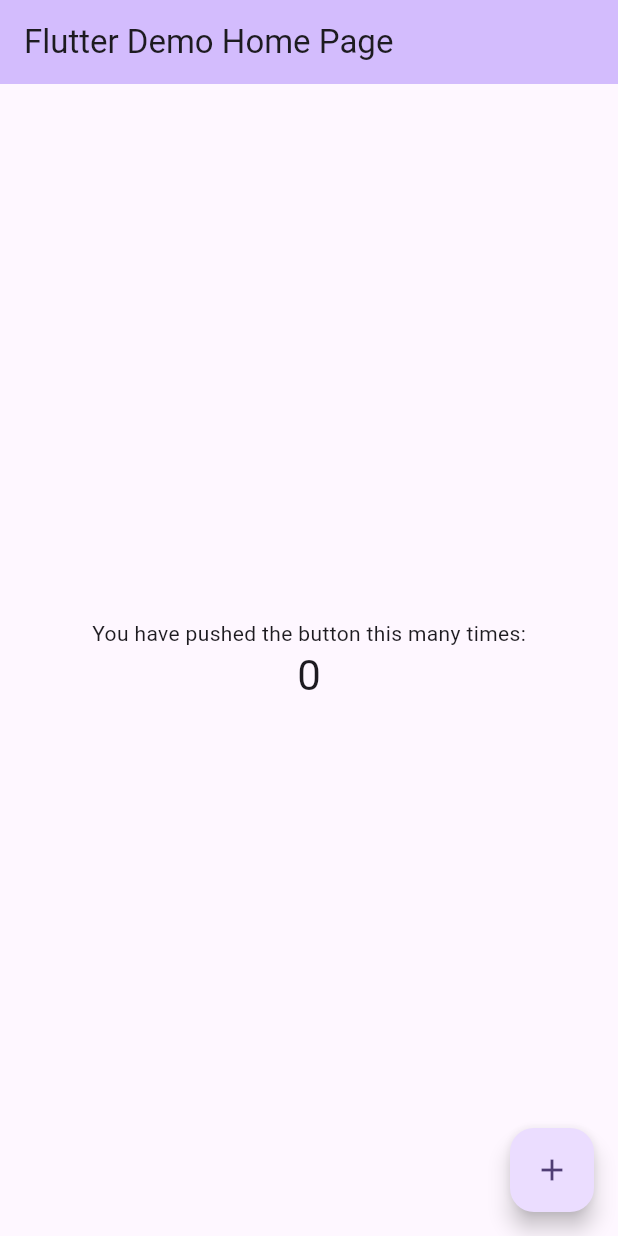
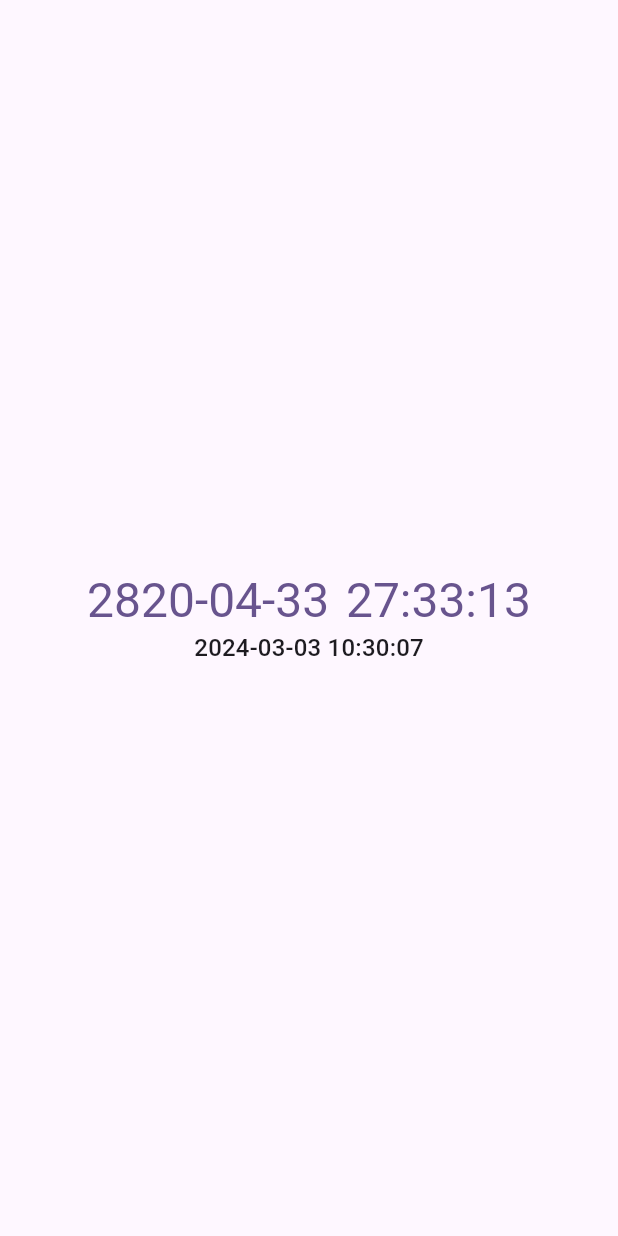
Before and after one commit to rusyaidiramly/alienclock, a Flutter app: the screen it shows after launch, on a phone screen of 412 x 824 dp. Run offline on Flutter 3.47's test engine with Material 3 defaults, Android fonts, the phone set to English and light mode, and no system bars.

Commit message:
add datepicker and timepicker

```diff
--- /dev/null
+++ b/lib/alien_clock.dart
@@ -0,0 +1,128 @@
+import 'dart:async';
+
+import 'package:alienclock/alien_datetime.dart';
+import 'package:alienclock/alien_datetime_picker.dart';
+import 'package:flutter/material.dart';
+
+import 'alien_time_picker.dart';
+
+class AlienClock extends StatefulWidget {
+  const AlienClock({super.key});
+
+  @override
+  State<AlienClock> createState() => _AlienClockState();
+}
+
+class _AlienClockState extends State<AlienClock> {
+  AlienDateTime alienDateTime = AlienDateTime.fromDateTime(DateTime.now());
+  DateTime dateTime = DateTime.now();
+  DateTime dateTimeSet = DateTime.now();
+
+  DateTime anchorDateTime = DateTime.now();
+
+  late Timer clockTick;
+
+  @override
+  void initState() {
+    super.initState();
+    clockTick = Timer.periodic(
+        const Duration(
+          milliseconds: AlienDateTime.alienToEarthMilliSecondsRatio,
+        ), (_) {
+      if (mounted) {
+        setState(() {
+          dateTime = dateTimeSet.add(DateTime.now().difference(anchorDateTime));
+          alienDateTime = AlienDateTime.fromDateTime(dateTime);
+        });
+      }
+    });
+  }
+
+  @override
+  void dispose() {
+    clockTick.cancel();
+    super.dispose();
+  }
+
+  @override
+  Widget build(BuildContext context) {
+    return Scaffold(
+      body: SizedBox.expand(
+        child: Column(
+          crossAxisAlignment: CrossAxisAlignment.center,
+          mainAxisAlignment: MainAxisAlignment.center,
+          children: [
+            Row(
+              mainAxisAlignment: MainAxisAlignment.center,
+              children: [
+                GestureDetector(
+                  onTap: () async {
+                    var selectedDate = await Navigator.push<AlienDateTime>(
+                      context,
+                      MaterialPageRoute(
+                        builder: (context) => AlienDateTimePicker(
+                          initialDateTime: alienDateTime,
+                        ),
+                      ),
+                    );
+                    if (selectedDate != null && mounted) {
+                      setState(() {
+                        anchorDateTime = DateTime.now();
+                        dateTimeSet = DateTime.fromMillisecondsSinceEpoch(
+                            selectedDate
+                                    .addTime(alienDateTime)
+                                    .secondsSinceEpoch *
+                                AlienDateTime.alienToEarthMilliSecondsRatio);
+                      });
+                    }
+                  },
+                  child: Text(
+                    alienDateTime.formattedDate(),
+                    style: Theme.of(context)
+                        .textTheme
+                        .headlineLarge
+                        ?.copyWith(color: Theme.of(context).primaryColor),
+                  ),
+                ),
+                Text(' ' * 3),
+                GestureDetector(
+                  onTap: () async {
+                    var selectedDate = await Navigator.push<AlienDateTime>(
+                      context,
+                      MaterialPageRoute(
+                        builder: (context) => AlienTimePicker(
+                          initialDateTime: alienDateTime,
+                        ),
+                      ),
+                    );
+                    if (selectedDate != null && mounted) {
+                      setState(() {
+                        anchorDateTime = DateTime.now();
+                        dateTimeSet = DateTime.fromMillisecondsSinceEpoch(
+                            alienDateTime
+                                    .addTime(selectedDate)
+                                    .secondsSinceEpoch *
+                                AlienDateTime.alienToEarthMilliSecondsRatio);
+                      });
+                    }
+                  },
+                  child: Text(
+                    alienDateTime.formattedTime(),
+                    style: Theme.of(context)
+                        .textTheme
+                        .headlineLarge
+                        ?.copyWith(color: Theme.of(context).primaryColor),
+                  ),
+                ),
+              ],
+            ),
+            Text(
+              dateTime.toString().substring(0, dateTime.toString().length - 4),
+              style: Theme.of(context).textTheme.titleMedium,
+            ),
+          ],
+        ),
+      ),
+    );
+  }
+}
--- a/lib/alien_datetime.dart
+++ b/lib/alien_datetime.dart
@@ -11,6 +11,16 @@ class AlienDateTime {
   static const int secondsPerMinute = 90;
   static const int minutesPerHour = 90;
   static const int hoursPerDay = 36;
+  static const List<String> daysInWeek = [
+    'A',
+    'B',
+    'C',
+    'D',
+    'E',
+    'F',
+    'G',
+    'H'
+  ];
   static const List<int> daysInMonth = [
     44,
     42,
@@ -37,17 +47,27 @@ class AlienDateTime {
   static int get secondsPerDay =>
       hoursPerDay * minutesPerHour * secondsPerMinute;
 
-  static int _secondsElapsed(AlienDateTime alienDateTime) {
+  static int _daysElapsed(AlienDateTime alienDateTime) {
     int unixMonthDays = alienDateTime.day - 1;
     for (int i = 0; i < alienDateTime.month - 1; i++) {
       unixMonthDays += daysInMonth[i];
     }
+
+    return unixMonthDays;
+  }
+
+  static int _secondsElapsed(AlienDateTime alienDateTime) {
+    int unixMonthDays = _daysElapsed(alienDateTime);
 
     return (alienDateTime.year - 1) * secondsPerYear +
         unixMonthDays * secondsPerDay +
         alienDateTime.hour * minutesPerHour * secondsPerMinute +
         alienDateTime.minute * secondsPerMinute +
         alienDateTime.second;
+  }
+
+  int get daysSinceEpoch {
+    return _daysElapsed(this) - _daysElapsed(unixEpoch);
   }
 
   int get secondsSinceEpoch {
@@ -100,4 +120,36 @@ class AlienDateTime {
     return AlienDateTime.fromSecondsSinceEpoch(
         dateTime.millisecondsSinceEpoch ~/ alienToEarthMilliSecondsRatio);
   }
+
+  String _padleft(int digit) => digit.toString().padLeft(2, '0');
+
+  @override
+  String toString() {
+    return '$formattedDate() $formattedTime()';
+  }
+
+  String formattedDate() {
+    return '$year-${_padleft(month)}-${_padleft(day)}';
+  }
+
+  String formattedTime() {
+    return '${_padleft(hour)}:${_padleft(minute)}:${_padleft(second)}';
+  }
+
+  bool isSameDate(AlienDateTime dateTime) {
+    return year == dateTime.year &&
+        month == dateTime.month &&
+        day == dateTime.day;
+  }
+
+  AlienDateTime addTime(AlienDateTime dateTime) {
+    return AlienDateTime(
+      year,
+      month,
+      day,
+      dateTime.hour,
+      dateTime.minute,
+      dateTime.second,
+    );
+  }
 }
--- a/lib/main.dart
+++ b/lib/main.dart
@@ -1,7 +1,18 @@
+import 'dart:ui';
+
+import 'package:alienclock/alien_clock.dart';
 import 'package:flutter/material.dart';
 
 void main() {
   runApp(const MyApp());
+}
+
+class AppScrollBehavior extends MaterialScrollBehavior {
+  @override
+  Set<PointerDeviceKind> get dragDevices => {
+        PointerDeviceKind.touch,
+        PointerDeviceKind.mouse,
+      };
 }
 
 class MyApp extends StatelessWidget {
@@ -10,61 +21,14 @@ class MyApp extends StatelessWidget {
   @override
   Widget build(BuildContext context) {
     return MaterialApp(
+      scrollBehavior: AppScrollBehavior(),
+      debugShowCheckedModeBanner: false,
       title: 'Flutter Demo',
       theme: ThemeData(
         colorScheme: ColorScheme.fromSeed(seedColor: Colors.deepPurple),
         useMaterial3: true,
       ),
-      home: const MyHomePage(title: 'Flutter Demo Home Page'),
+      home: const AlienClock(),
     );
   }
 }
-
-class MyHomePage extends StatefulWidget {
-  const MyHomePage({super.key, required this.title});
-
-  final String title;
-
-  @override
-  State<MyHomePage> createState() => _MyHomePageState();
-}
-
-class _MyHomePageState extends State<MyHomePage> {
-  int _counter = 0;
-  DateTime? test;
-
-  void _incrementCounter() {
-    setState(() {
-      _counter++;
-    });
-  }
-
-  @override
-  Widget build(BuildContext context) {
-    return Scaffold(
-      appBar: AppBar(
-        backgroundColor: Theme.of(context).colorScheme.inversePrimary,
-        title: Text(widget.title),
-      ),
-      body: Center(
-        child: Column(
-          mainAxisAlignment: MainAxisAlignment.center,
-          children: <Widget>[
-            const Text(
-              'You have pushed the button this many times:',
-            ),
-            Text(
-              '$_counter',
-              style: Theme.of(context).textTheme.headlineMedium,
-            ),
-          ],
-        ),
-      ),
-      floatingActionButton: FloatingActionButton(
-        onPressed: _incrementCounter,
-        tooltip: 'Increment',
-        child: const Icon(Icons.add),
-      ),
-    );
-  }
-}
```
Also changed, not shown: lib/alien_datetime_picker.dart (added, +119 -0 lines), lib/alien_time_picker.dart (added, +115 -0 lines).
